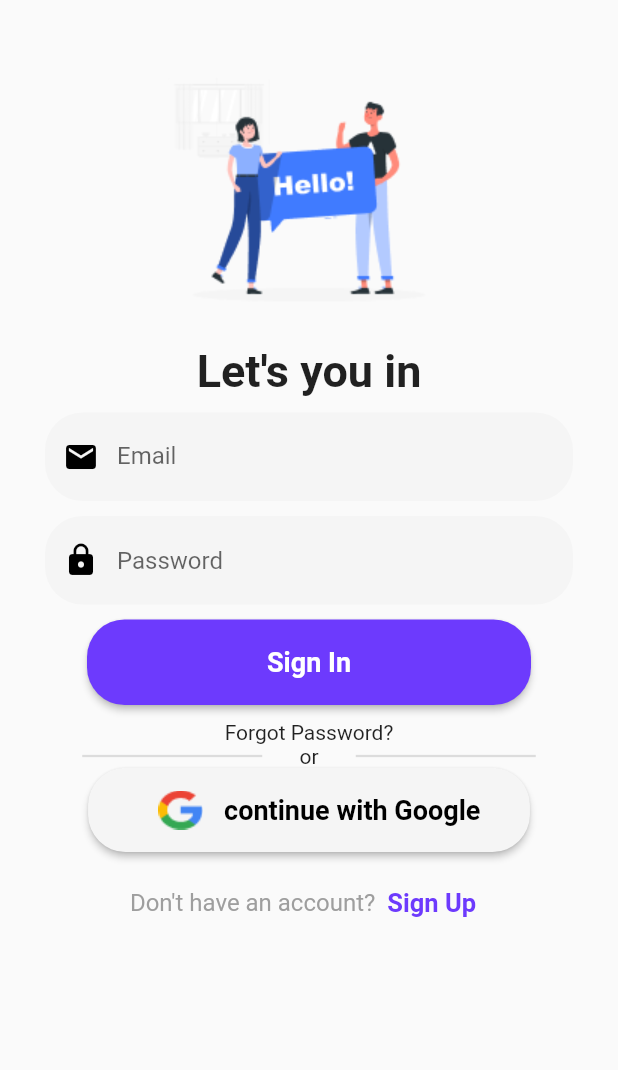
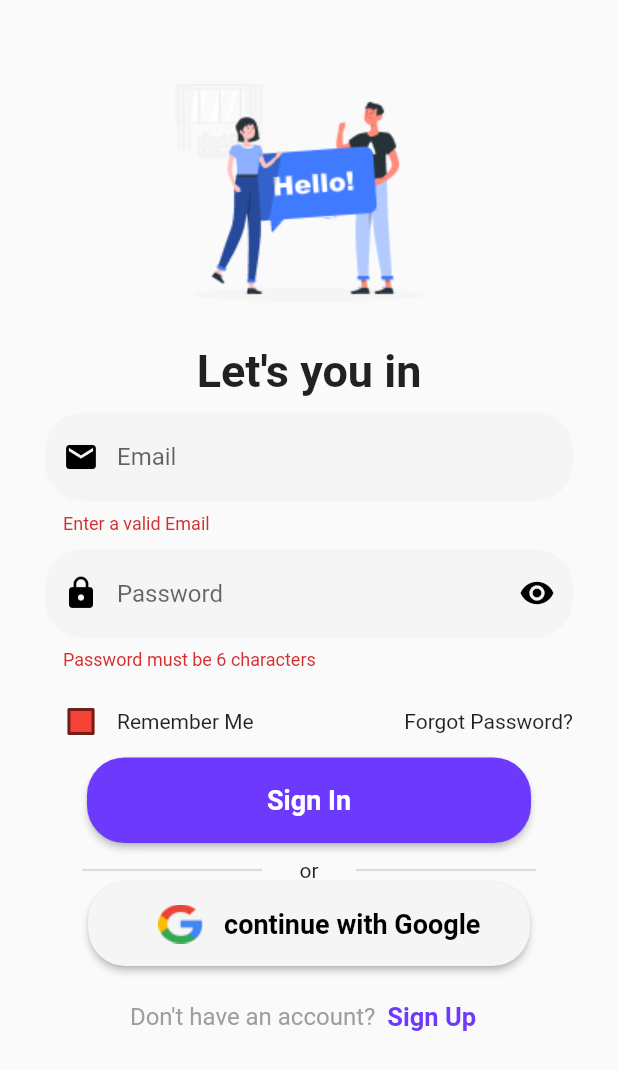
Before and after one commit to aneeshdevala/Cliffix-video-platform, a Flutter app: the LoginPage screen opened by its route, after a tap on "Sign In", on a phone screen of 412 x 824 dp. Shown: the top 1070 px of the screen. Run offline on Flutter 3.47's test engine with Material 2 defaults, Android fonts, the phone set to English and light mode, and no system bars; our stand-ins replace get, get_storage; accounts and stored records are empty.

Commit message:
login validation Complete

```diff
--- /dev/null
+++ b/lib/app/modules/homepage/home_page.dart
@@ -0,0 +1,14 @@
+import 'package:flutter/material.dart';
+
+class HomePage extends StatelessWidget {
+  const HomePage({Key? key}) : super(key: key);
+
+  @override
+  Widget build(BuildContext context) {
+    return const Scaffold(
+      body: Center(
+        child: Text('HomePage'),
+      ),
+    );
+  }
+}
--- /dev/null
+++ b/lib/app/modules/loginpage/bindings/login_bindings.dart
@@ -0,0 +1,13 @@
+import 'package:cliffix/app/modules/loginpage/controller/log_control.dart';
+import 'package:get/get_core/src/get_main.dart';
+import 'package:get/get_instance/src/bindings_interface.dart';
+import 'package:get/get_instance/src/extension_instance.dart';
+
+class LoginBindings extends Bindings {
+  @override
+  void dependencies() {
+    Get.lazyPut(
+      () => LoginController(),
+    );
+  }
+}
--- /dev/null
+++ b/lib/app/modules/loginpage/controller/log_control.dart
@@ -0,0 +1,55 @@
+import 'package:cliffix/app/modules/routes/app_routes.dart';
+import 'package:flutter/widgets.dart';
+import 'package:get/get.dart';
+import 'package:get_storage/get_storage.dart';
+
+class LoginController extends GetxController {
+  final getStorage = GetStorage();
+  var isPasswordHidden = true.obs;
+  var checkBool = false.obs;
+  final GlobalKey<FormState> loginFormKey = GlobalKey<FormState>();
+  late TextEditingController emailController, passwordController;
+  var email = '';
+  var password = '';
+  @override
+  void onInit() {
+    super.onInit();
+    emailController = TextEditingController();
+    passwordController = TextEditingController();
+  }
+
+  @override
+  void onClose() {
+    super.onClose();
+    emailController.dispose();
+    passwordController.dispose();
+  }
+
+  String? validateEmail(String value) {
+    if (!GetUtils.isEmail(value)) {
+      return "Enter a valid Email";
+    } else {
+      return null;
+    }
+  }
+
+  String? validatePassword(String value) {
+    if (value.length < 6) {
+      return "Password must be 6 characters";
+    } else {
+      return null;
+    }
+  }
+
+  void checkLogin() {
+    final isValid = loginFormKey.currentState!.validate();
+    if (!isValid) {
+      return;
+    }
+    loginFormKey.currentState!.save();
+    Get.offAllNamed(Routes.home);
+
+    getStorage.write('id', 1);
+    getStorage.write("name", emailController.text);
+  }
+}
--- a/lib/app/modules/loginpage/view/homeviews.dart
+++ /dev/null
@@ -1,137 +0,0 @@
-import 'package:cliffix/app/modules/loginpage/view/widgets/or_widgets.dart';
-import 'package:flutter/material.dart';
-
-class LoginPage extends StatelessWidget {
-  const LoginPage({Key? key}) : super(key: key);
-
-  @override
-  Widget build(BuildContext context) {
-    return Scaffold(
-      body: SingleChildScrollView(
-        child: Padding(
-          padding: const EdgeInsets.all(30),
-          child: Column(
-            mainAxisAlignment: MainAxisAlignment.center,
-            children: [
-              Image.asset('assets/loginpage.png'),
-              //  const SizedBox(height: 10),
-              const Text(
-                "Let's you in",
-                style: TextStyle(fontSize: 30, fontWeight: FontWeight.bold),
-              ),
-              const SizedBox(height: 10),
-              const TextField(
-                decoration: InputDecoration(
-                  fillColor: Color(0xffF5F5F5),
-                  filled: true,
-                  prefixIcon: Icon(
-                    Icons.email,
-                    color: Colors.black,
-                  ),
-                  border: OutlineInputBorder(
-                      borderSide: BorderSide.none,
-                      borderRadius: BorderRadius.all(Radius.circular(25))),
-                  label: Text('Email'),
-                  hintText: 'Email',
-                ),
-              ),
-              const SizedBox(height: 10),
-              const TextField(
-                obscureText: true,
-                decoration: InputDecoration(
-                  fillColor: Color(0xffF5F5F5),
-                  filled: true,
-                  prefixIcon: Icon(
-                    Icons.lock,
-                    color: Colors.black,
-                  ),
-                  border: OutlineInputBorder(
-                      borderSide: BorderSide.none,
-                      borderRadius: BorderRadius.all(Radius.circular(25))),
-                  hintText: 'Password',
-                ),
-              ),
-              const SizedBox(height: 10),
-              ElevatedButton(
-                onPressed: () {},
-                style: ElevatedButton.styleFrom(
-                  primary: const Color(0xff6D3AFD),
-                  padding:
-                      const EdgeInsets.symmetric(horizontal: 120, vertical: 18),
-                  shape: RoundedRectangleBorder(
-                    borderRadius: BorderRadius.circular(25),
-                  ),
-                ),
-                child: const Text(
-                  "Sign In",
-                  style: TextStyle(
-                    fontSize: 18,
-                    fontWeight: FontWeight.bold,
-                  ),
-                ),
-              ),
-              const SizedBox(height: 10),
-              const Text('Forgot Password?'),
-              const OrWidget(),
-              Row(
-                mainAxisAlignment: MainAxisAlignment.center,
-                children: [
-                  ElevatedButton(
-                    onPressed: () {},
-                    style: ElevatedButton.styleFrom(
-                      primary: Color(0xffF5F5F5),
-                      padding: EdgeInsets.symmetric(
-                          horizontal: MediaQuery.of(context).size.width * 0.08,
-                          vertical: 3),
-                      shape: RoundedRectangleBorder(
-                        borderRadius: BorderRadius.circular(25),
-                      ),
-                    ),
-                    child: Row(
-                      children: [
-                        Image.asset(
-                          'assets/🦆 icon _google_.png',
-                          height: 50,
-                        ),
-                        const Text(
-                          "continue with Google",
-                          style: TextStyle(
-                            fontSize: 18,
-                            color: Colors.black,
-                            fontWeight: FontWeight.bold,
-                          ),
-                        ),
-                      ],
-                    ),
-                  ),
-                ],
-              ),
-              const SizedBox(height: 10),
-              Row(
-                mainAxisAlignment: MainAxisAlignment.center,
-                children: [
-                  const Text(
-                    'Don\'t have an account?',
-                    style: TextStyle(
-                      fontSize: 16,
-                      color: Colors.grey,
-                    ),
-                  ),
-                  TextButton(
-                      onPressed: () {},
-                      child: const Text(
-                        'Sign Up',
-                        style: TextStyle(
-                            fontWeight: FontWeight.bold,
-                            fontSize: 17,
-                            color: Color(0xff6D3AFD)),
-                      ))
-                ],
-              )
-            ],
-          ),
-        ),
-      ),
-    );
-  }
-}
--- /dev/null
+++ b/lib/app/modules/loginpage/view/loging_screen.dart
@@ -0,0 +1,199 @@
+import 'package:cliffix/app/modules/loginpage/controller/log_control.dart';
+import 'package:cliffix/app/modules/loginpage/view/widgets/or_widgets.dart';
+import 'package:cliffix/app/modules/routes/app_routes.dart';
+import 'package:flutter/material.dart';
+import 'package:get/get_core/src/get_main.dart';
+import 'package:get/get_instance/src/extension_instance.dart';
+import 'package:get/get_navigation/get_navigation.dart';
+import 'package:get/get_state_manager/get_state_manager.dart';
+
+class LoginPage extends GetView<LoginController> {
+  const LoginPage({Key? key}) : super(key: key);
+
+  @override
+  Widget build(BuildContext context) {
+    final LoginController loginController = Get.put(LoginController());
+    return Scaffold(
+      body: SafeArea(
+        child: SingleChildScrollView(
+          child: Padding(
+            padding: const EdgeInsets.all(30),
+            child: Form(
+              key: controller.loginFormKey,
+              autovalidateMode: AutovalidateMode.onUserInteraction,
+              child: Column(
+                mainAxisAlignment: MainAxisAlignment.center,
+                children: [
+                  Image.asset('assets/loginpage.png'),
+                  //  const SizedBox(height: 10),
+                  const Text(
+                    "Let's you in",
+                    style: TextStyle(fontSize: 30, fontWeight: FontWeight.bold),
+                  ),
+                  const SizedBox(height: 10),
+                  TextFormField(
+                    controller: controller.emailController,
+                    onSaved: (value) {
+                      controller.email == value;
+                    },
+                    validator: (value) {
+                      return controller.validateEmail(value!);
+                    },
+                    keyboardType: TextInputType.emailAddress,
+                    decoration: const InputDecoration(
+                      fillColor: Color(0xffF5F5F5),
+                      filled: true,
+                      prefixIcon: Icon(
+                        Icons.email,
+                        color: Colors.black,
+                      ),
+                      border: OutlineInputBorder(
+                          borderSide: BorderSide.none,
+                          borderRadius: BorderRadius.all(Radius.circular(25))),
+                      hintText: 'Email',
+                    ),
+                  ),
+                  const SizedBox(height: 10),
+                  Obx((() => TextFormField(
+                        obscureText: controller.isPasswordHidden.value,
+                        keyboardType: TextInputType.visiblePassword,
+                        controller: controller.passwordController,
+                        onSaved: (value) {
+                          controller.password = value!;
+                        },
+                        validator: (value) {
+                          return controller.validatePassword(value!);
+                        },
+                        decoration: InputDecoration(
+                            fillColor: Color(0xffF5F5F5),
+                            filled: true,
+                            prefixIcon: const Icon(
+                              Icons.lock,
+                              color: Colors.black,
+                            ),
+                            border: const OutlineInputBorder(
+                                borderSide: BorderSide.none,
+                                borderRadius:
+                                    BorderRadius.all(Radius.circular(25))),
+                            hintText: 'Password',
+                            suffixIcon: IconButton(
+                                onPressed: () {
+                                  controller.isPasswordHidden.value =
+                                      !controller.isPasswordHidden.value;
+                                },
+                                icon: Icon(
+                                  controller.isPasswordHidden.value
+                                      ? Icons.visibility
+                                      : Icons.visibility_off,
+                                  color: controller.isPasswordHidden.value
+                                      ? Color.fromARGB(255, 0, 0, 0)
+                                      : Colors.grey,
+                                ))),
+                      ))),
+                  SizedBox(height: 10),
+                  Row(
+                    children: [
+                      Obx(
+                        () => Checkbox(
+                            fillColor: MaterialStateProperty.all(Colors.red),
+                            value: controller.checkBool.value,
+                            onChanged: (value) {
+                              controller.checkBool.value =
+                                  !controller.checkBool.value;
+                            }),
+                      ),
+                      const Text('Remember Me'),
+                      const Spacer(),
+                      GestureDetector(
+                          onTap: () => Get.toNamed(Routes.home),
+                          child: const Text('Forgot Password?')),
+                    ],
+                  ),
+                  ElevatedButton(
+                    onPressed: () {
+                      controller.checkLogin();
+                    },
+                    style: ElevatedButton.styleFrom(
+                      primary: const Color(0xff6D3AFD),
+                      padding: const EdgeInsets.symmetric(
+                          horizontal: 120, vertical: 18),
+                      shape: RoundedRectangleBorder(
+                        borderRadius: BorderRadius.circular(25),
+                      ),
+                    ),
+                    child: const Text(
+                      "Sign In",
+                      style: TextStyle(
+                        fontSize: 18,
+                        fontWeight: FontWeight.bold,
+                      ),
+                    ),
+                  ),
+                  const SizedBox(height: 10),
+
+                  const OrWidget(),
+                  Row(
+                    mainAxisAlignment: MainAxisAlignment.center,
+                    children: [
+                      ElevatedButton(
+                        onPressed: () {},
+                        style: ElevatedButton.styleFrom(
+                          primary: const Color(0xffF5F5F5),
+                          padding: EdgeInsets.symmetric(
+                              horizontal:
+                                  MediaQuery.of(context).size.width * 0.08,
+                              vertical: 3),
+                          shape: RoundedRectangleBorder(
+                            borderRadius: BorderRadius.circular(25),
+                          ),
+                        ),
+                        child: Row(
+                          children: [
+                            Image.asset(
+                              'assets/🦆 icon _google_.png',
+                              height: 50,
+                            ),
+                            const Text(
+                              "continue with Google",
+                              style: TextStyle(
+                                fontSize: 18,
+                                color: Colors.black,
+                                fontWeight: FontWeight.bold,
+                              ),
+                            ),
+                          ],
+                        ),
+                      ),
+                    ],
+                  ),
+                  const SizedBox(height: 10),
+                  Row(
+                    mainAxisAlignment: MainAxisAlignment.center,
+                    children: [
+                      const Text(
+                        'Don\'t have an account?',
+                        style: TextStyle(
+                          fontSize: 16,
+                          color: Colors.grey,
+                        ),
+                      ),
+                      TextButton(
+                          onPressed: () {},
+                          child: const Text(
+                            'Sign Up',
+                            style: TextStyle(
+                                fontWeight: FontWeight.bold,
+                                fontSize: 17,
+                                color: Color(0xff6D3AFD)),
+                          ))
+                    ],
+                  )
+                ],
+              ),
+            ),
+          ),
+        ),
+      ),
+    );
+  }
+}
--- /dev/null
+++ b/lib/app/modules/onboard/bindings/onbordi_binding.dart
@@ -0,0 +1,11 @@
+import 'package:cliffix/app/modules/onboard/controller/onboradingcon.dart';
+import 'package:get/get_core/get_core.dart';
+import 'package:get/get_instance/src/bindings_interface.dart';
+import 'package:get/get_instance/src/extension_instance.dart';
+
+class OnBoardingBinding extends Bindings {
+  @override
+  void dependencies() {
+    Get.lazyPut(() => OnboardingConrrolletr());
+  }
+}
--- a/lib/app/modules/onboard/controller/onboradingcon.dart
+++ b/lib/app/modules/onboard/controller/onboradingcon.dart
@@ -1,4 +1,4 @@
-import 'package:cliffix/app/modules/loginpage/view/homeviews.dart';
+import 'package:cliffix/app/modules/loginpage/view/loging_screen.dart';
 import 'package:cliffix/app/modules/onboard/model/onboardingmodel.dart';
 import 'package:flutter/cupertino.dart';
 import 'package:get/get_navigation/src/extension_navigation.dart';
--- a/lib/app/modules/onboard/views/onboarding_page.dart
+++ b/lib/app/modules/onboard/views/onboarding_page.dart
@@ -1,17 +1,17 @@
-import 'package:cliffix/app/modules/loginpage/view/homeviews.dart';
 import 'package:cliffix/app/modules/onboard/controller/onboradingcon.dart';
-import 'package:cliffix/app/util/sizedbox.dart';
+
 import 'package:flutter/material.dart';
 import 'package:get/get_core/get_core.dart';
-import 'package:get/get_navigation/get_navigation.dart';
+import 'package:get/get_instance/src/extension_instance.dart';
+
 import 'package:get/get_state_manager/get_state_manager.dart';
 
-class OnBoardings extends StatelessWidget {
-  OnBoardings({Key? key}) : super(key: key);
-  final controller = OnboardingConrrolletr();
+class OnBoardings extends GetView<OnboardingConrrolletr> {
+  const OnBoardings({Key? key}) : super(key: key);
 
   @override
   Widget build(BuildContext context) {
+    final OnboardingConrrolletr controller = Get.put(OnboardingConrrolletr());
     return SafeArea(
       child: Scaffold(
         body: Stack(
--- /dev/null
+++ b/lib/app/modules/routes/app_pages.dart
@@ -0,0 +1,30 @@
+import 'package:cliffix/app/modules/homepage/home_page.dart';
+import 'package:cliffix/app/modules/loginpage/bindings/login_bindings.dart';
+import 'package:cliffix/app/modules/loginpage/view/loging_screen.dart';
+import 'package:cliffix/app/modules/onboard/bindings/onbordi_binding.dart';
+import 'package:cliffix/app/modules/onboard/views/onboarding_page.dart';
+import 'package:cliffix/app/modules/routes/app_routes.dart';
+import 'package:cliffix/app/modules/splash/bindings/splashbinding.dart';
+import 'package:cliffix/app/modules/splash/views/view.dart';
+import 'package:get/get_navigation/src/routes/get_route.dart';
+
+class AppPages {
+  AppPages._();
+  static const initial = Routes.onboarding;
+
+  static final routes = [
+    GetPage(
+        name: Routes.splash,
+        page: () => const SplashScreen(),
+        binding: SplashBinding()),
+    GetPage(
+        name: Routes.onboarding,
+        page: () => OnBoardings(),
+        binding: OnBoardingBinding()),
+    GetPage(
+        name: Routes.login,
+        page: () => const LoginPage(),
+        binding: LoginBindings()),
+    GetPage(name: Routes.home, page: () => const HomePage()),
+  ];
+}
--- /dev/null
+++ b/lib/app/modules/routes/app_routes.dart
@@ -0,0 +1,17 @@
+import 'package:cliffix/app/modules/splash/views/view.dart';
+
+abstract class Routes {
+  Routes._();
+  static const splash = Paths.splash;
+  static const onboarding = Paths.onboarding;
+  static const login = Paths.login;
+  static const home = Paths.home;
+}
+
+abstract class Paths {
+  Paths._();
+  static const splash = '/splash';
+  static const onboarding = '/onboarding';
+  static const login = '/login';
+  static const home = '/home';
+}
--- a/lib/main.dart
+++ b/lib/main.dart
@@ -1,50 +1,14 @@
-// import 'package:cliffix/app/modules/onboard/views/onboarding_page.dart';
-// import 'package:cliffix/app/modules/splash/views/view.dart';
-// import 'package:flutter/material.dart';
-
-// void main() {
-//   runApp(const MyApp());
-// }
-
-// class MyApp extends StatelessWidget {
-//   const MyApp({Key? key}) : super(key: key);
-
-//   // This widget is the root of your application.
-//   @override
-//   Widget build(BuildContext context) {
-//     return Get(
-//       title: 'Flutter Demo',
-//       theme: ThemeData(
-
-//         primarySwatch: Colors.blue,
-//       ),
-//       home: OnBoardings(),
-//     );
-//   }
-// }
-
-import 'package:cliffix/app/modules/loginpage/view/homeviews.dart';
-import 'package:cliffix/app/modules/onboard/views/onboarding_page.dart';
+import 'package:cliffix/app/modules/routes/app_pages.dart';
 import 'package:flutter/cupertino.dart';
 import 'package:get/get_navigation/src/root/get_material_app.dart';
-import 'package:get/get_navigation/src/routes/get_route.dart';
 
 void main() {
   runApp(
     GetMaterialApp(
       debugShowCheckedModeBanner: false,
       title: "Cliffix",
-      initialRoute: "/onboarding",
-      getPages: [
-        GetPage(
-          name: "/onboarding",
-          page: () => OnBoardings(),
-        ),
-        GetPage(
-          name: "/login",
-          page: () => const LoginPage(),
-        ),
-      ],
+      initialRoute: AppPages.initial,
+      getPages: AppPages.routes,
     ),
   );
 }
--- a/pubspec.yaml
+++ b/pubspec.yaml
@@ -30,6 +30,7 @@ dependencies:
   flutter:
     sdk: flutter
   get: ^4.6.5
+  get_storage:
 
   # The following adds the Cupertino Icons font to your application.
   # Use with the CupertinoIcons class for iOS style icons.
```
Also changed, not shown: pubspec.lock, 1 other file.
